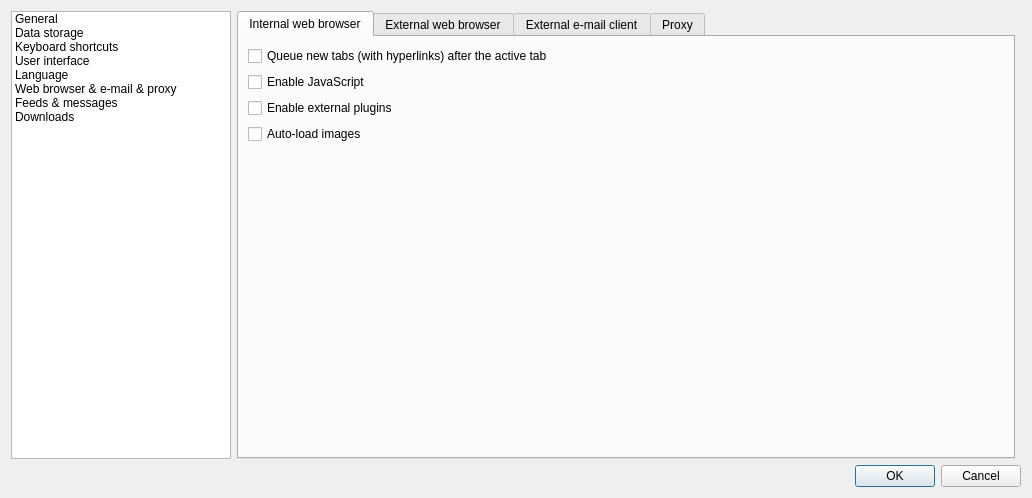
martinrotter/rssguard, file src/gui/dialogs/formsettings.ui: the form before one commit.
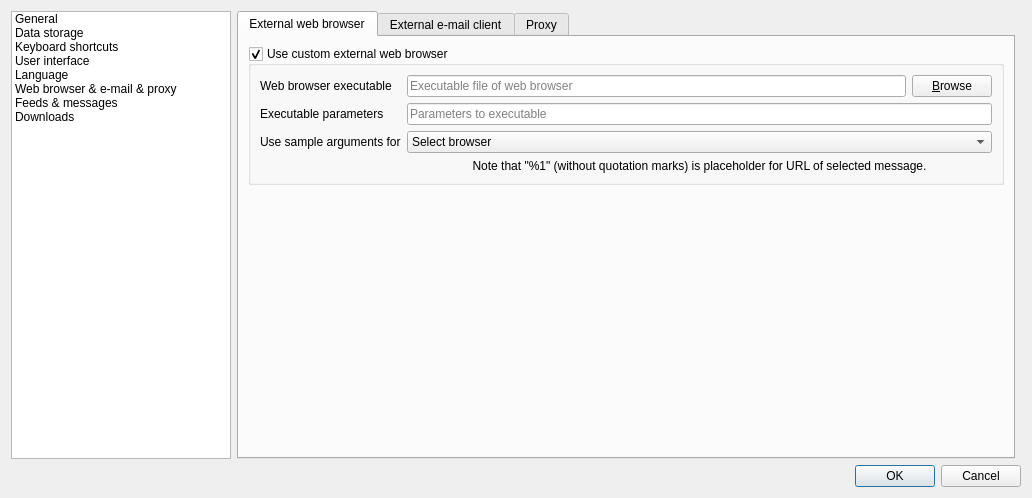
The form after the commit. Custom widgets are drawn as their Qt base class.

Diff of the .ui file:
```diff
--- a/src/gui/dialogs/formsettings.ui
+++ b/src/gui/dialogs/formsettings.ui
@@ -888,44 +888,6 @@
          <property name="currentIndex">
           <number>0</number>
          </property>
-         <widget class="QWidget" name="m_tabInternalBrowser">
-          <attribute name="title">
-           <string>Internal web browser</string>
-          </attribute>
-          <layout class="QFormLayout" name="formLayout_4">
-           <property name="fieldGrowthPolicy">
-            <enum>QFormLayout::AllNonFixedFieldsGrow</enum>
-           </property>
-           <item row="0" column="0" colspan="2">
-            <widget class="QCheckBox" name="m_checkQueueTabs">
-             <property name="text">
-              <string>Queue new tabs (with hyperlinks) after the active tab</string>
-             </property>
-            </widget>
-           </item>
-           <item row="1" column="0">
-            <widget class="QCheckBox" name="m_checkEnableJavascript">
-             <property name="text">
-              <string>Enable JavaScript</string>
-             </property>
-            </widget>
-           </item>
-           <item row="2" column="0">
-            <widget class="QCheckBox" name="m_checkEnablePlugins">
-             <property name="text">
-              <string>Enable external plugins</string>
-             </property>
-            </widget>
-           </item>
-           <item row="3" column="0">
-            <widget class="QCheckBox" name="m_checkAutoLoadImages">
-             <property name="text">
-              <string>Auto-load images</string>
-             </property>
-            </widget>
-           </item>
-          </layout>
-         </widget>
          <widget class="QWidget" name="m_tabExternalBrowser">
           <attribute name="title">
            <string>External web browser</string>
```
Left out of the diff: 4 changed lines with no effect on the pictures.
